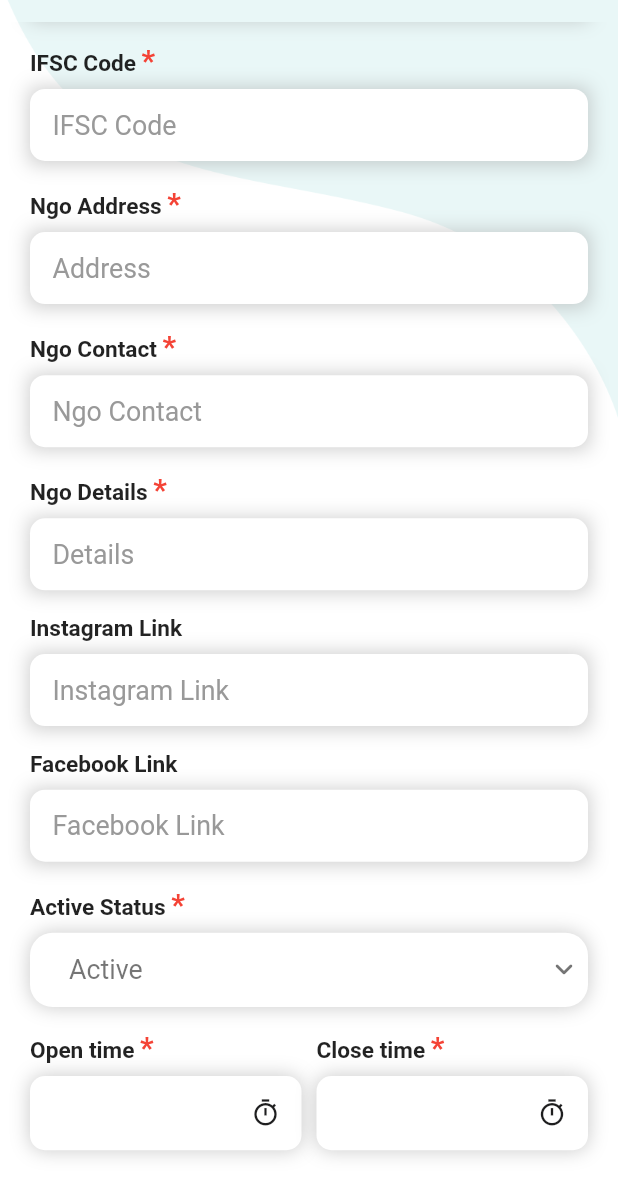
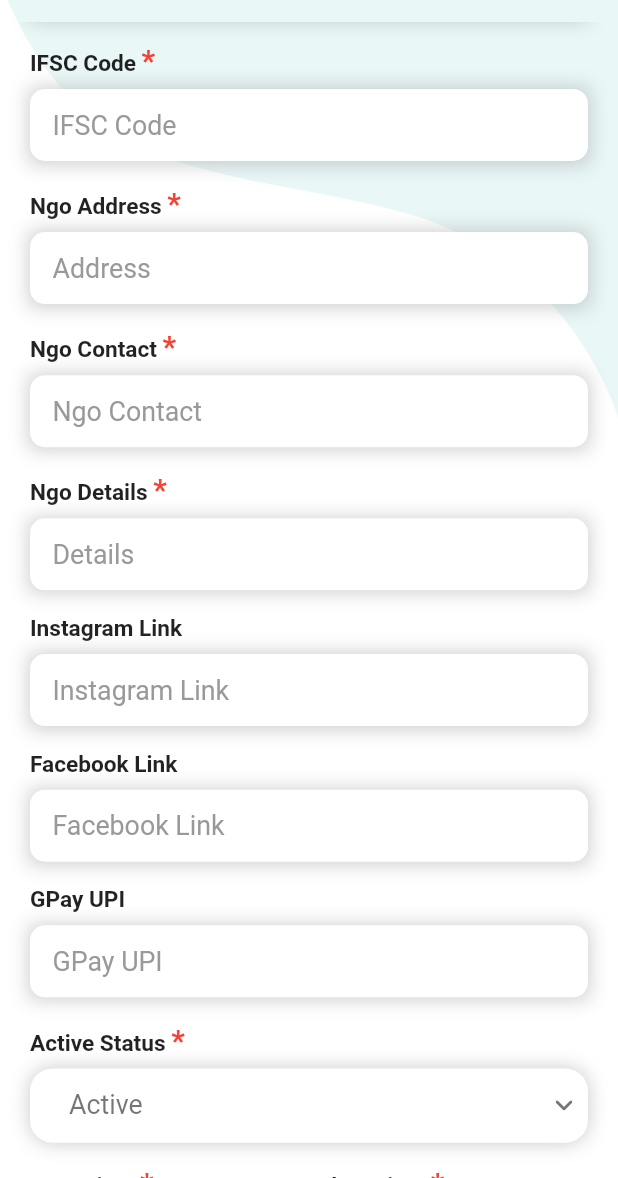
Before and after one commit to rushit5560/Pet_Met, a Flutter app: the NgoUserProfileScreen screen opened directly, scrolled down 576 dp, on a phone screen of 412 x 824 dp, the part 58-1236 px from its top. Run offline on Flutter 3.47's test engine with Material 2 defaults, Android fonts, the phone set to English and light mode, and no system bars; our stand-ins replace bubble_bottom_bar, carousel_slider, cloud_firestore, expandable, firebase_auth, firebase_core and 13 more; missing offline and left inert: datepicker_dropdown, day_night_switcher, flutter_login_facebook, razorpay_flutter, stories_editor; accounts and stored records are empty; network calls fail.

```diff
--- a/pet_met/lib/controllers/ngo_user_profile_screen_controller.dart
+++ b/pet_met/lib/controllers/ngo_user_profile_screen_controller.dart
@@ -80,6 +80,7 @@ class NgoUserProfileScreenController extends GetxController {
   var activeController = TextEditingController();
   var openTimeController = TextEditingController();
   var closeTimeController = TextEditingController();
+  var gPayController = TextEditingController();
 
   ApiHeader apiHeader = ApiHeader();
 
@@ -154,6 +155,7 @@ class NgoUserProfileScreenController extends GetxController {
         ngoApiPicture3 = allRoleProfileModel.data.data[0].image3;
         ngoApiPicture4 = allRoleProfileModel.data.data[0].image4;
         ngoApiPicture5 = allRoleProfileModel.data.data[0].image5;
+        gPayController.text = allRoleProfileModel.data.data[0].gpayupi;
 
         // ngoApiProfile
         if (allRoleProfileModel.data.data[0].image != "") {
@@ -482,6 +484,9 @@ class NgoUserProfileScreenController extends GetxController {
       request.fields['account_code'] = accountNumberController.text.trim();
       request.fields['userid'] = UserDetails.userId;
       request.fields['uid'] = UserDetails.selfId;
+      request.fields['longitude'] = UserDetails.liveLongitude;
+      request.fields['latitude'] = UserDetails.liveLatitude;
+      request.fields['gpayupi'] = gPayController.text.trim();
 
       var response = await request.send();
       log('request.files: ${request.files}');
--- a/pet_met/lib/controllers/pet_meeting_details_screen_controller.dart
+++ b/pet_met/lib/controllers/pet_meeting_details_screen_controller.dart
@@ -38,6 +38,7 @@ class PetMeetingDetailsScreenController extends GetxController {
   String dob = "";
   String details = "";
   String phoneNo = "";
+  String petOwnerProfileImage = "";
 
   late Razorpay razorpay;
 
@@ -84,6 +85,7 @@ class PetMeetingDetailsScreenController extends GetxController {
          details = getProfile.details!;
          name = getPetProfileModel.user[0].name;
          phoneNo = getPetProfileModel.user[0].phone;
+         petOwnerProfileImage = getPetProfileModel.user[0].showimg;
          log('Image: ${getProfile.image}');
 
          meetingStatus = getPetProfileModel.meettingstatus.obs;
--- a/pet_met/lib/controllers/trainers_and_users_screen_controller.dart
+++ b/pet_met/lib/controllers/trainers_and_users_screen_controller.dart
@@ -153,6 +153,7 @@ class TrainersAndUsersScreenController extends GetxController {
         trainerApiProfile3 = getTrainersProfileModel.data.data[0].image3;
         trainerApiProfile4 = getTrainersProfileModel.data.data[0].image4;
         trainerApiProfile5 = getTrainersProfileModel.data.data[0].image5;
+        gPayController.text = getTrainersProfileModel.data.data[0].gpayupi;
 
         showStatus = getTrainersProfileModel.data.showstatus.obs;
 
@@ -480,7 +481,9 @@ class TrainersAndUsersScreenController extends GetxController {
       request.fields['is_active'] = trainerStatus;
       request.fields['userid'] = UserDetails.userId;
       request.fields['uid'] = UserDetails.selfId;
-      // todo - add upi parameter
+      request.fields['longitude'] = UserDetails.liveLongitude;
+      request.fields['latitude'] = UserDetails.liveLatitude;
+      request.fields['gpayupi'] = gPayController.text.trim();
 
       var response = await request.send();
 
--- a/pet_met/lib/models/get_pet_profile_model/pet_details_model.dart
+++ b/pet_met/lib/models/get_pet_profile_model/pet_details_model.dart
@@ -128,6 +128,7 @@ class User {
   User({
     required this.id,
     required this.name,
+    required this.showimg,
     // required this.email,
     // required this.emailVerifiedAt,
     // required this.password,
@@ -151,6 +152,7 @@ class User {
 
   String id;
   String name;
+  String showimg;
   // String email;
   // dynamic emailVerifiedAt;
   // String password;
@@ -173,7 +175,8 @@ class User {
 
   factory User.fromJson(Map<String, dynamic> json) => User(
     id: json["id"] ?? "",
-    name: json["name"],
+    name: json["name"] ?? "",
+    showimg: json["showimg"] ?? "",
     // email: json["email"],
     // emailVerifiedAt: json["email_verified_at"],
     // password: json["password"],
--- a/pet_met/lib/screens/home_screen/widgets/home_screen_widgets.dart
+++ b/pet_met/lib/screens/home_screen/widgets/home_screen_widgets.dart
@@ -249,7 +249,7 @@ class PetTopListModule extends StatelessWidget {
                                       ),
                                     ),
                                     child: ClipRRect(
-                                      borderRadius: BorderRadius.circular(15),
+                                      borderRadius: BorderRadius.circular(15),//todo
                                       child: Image.network(
                                         ApiUrl.apiImagePath +
                                             "asset/uploads/product/" +
--- a/pet_met/lib/screens/login_screen/login_screen_widget.dart
+++ b/pet_met/lib/screens/login_screen/login_screen_widget.dart
@@ -175,9 +175,8 @@ class LoginModule extends StatelessWidget {
                 Expanded(
                   child: GestureDetector(
                     onTap: () async {
-                      //await controller.signInWithGoogleFunction();
-                      Fluttertoast.showToast(
-                          msg: 'This feature is coming soon');
+                      await controller.signInWithGoogleFunction();
+                      // Fluttertoast.showToast(msg: 'This feature is coming soon');
                     },
                     child: Container(
                       height: controller.size.height * 0.065,
--- a/pet_met/lib/screens/ngo_user_profile_screen/ngo_user_profile_screen.dart
+++ b/pet_met/lib/screens/ngo_user_profile_screen/ngo_user_profile_screen.dart
@@ -108,6 +108,8 @@ class NgoUserProfileScreen extends StatelessWidget {
                                     InstagramTextFieldModule(),
                                     const SizedBox(height: 15),
                                     FacebookLinkTextFieldModule(),
+                                    const SizedBox(height: 15),
+                                    NgoUpiTextFieldModule(),
                                     const SizedBox(height: 15),
                                     IsActiveTextFieldModule(),
                                     const SizedBox(height: 15),
--- a/pet_met/lib/screens/ngo_user_profile_screen/ngo_user_profile_screen_widgets.dart
+++ b/pet_met/lib/screens/ngo_user_profile_screen/ngo_user_profile_screen_widgets.dart
@@ -350,7 +350,7 @@ class NameOfNgoListModule extends StatelessWidget {
       crossAxisAlignment: CrossAxisAlignment.start,
       children: [
         Text(
-          "Name of NGO/Vet picture:",
+          "NGO/VET picture",
           style: TextStyle(
             color: themeProvider.darkTheme
                 ? AppColors.whiteColor
@@ -1542,6 +1542,51 @@ class FacebookLinkTextFieldModule extends StatelessWidget {
   }
 }
 
+class NgoUpiTextFieldModule extends StatelessWidget {
+  NgoUpiTextFieldModule({Key? key}) : super(key: key);
+  final screenController = Get.find<NgoUserProfileScreenController>();
+  DarkThemeProvider themeProvider =
+  Provider.of<DarkThemeProvider>(Get.context!);
+  @override
+  Widget build(BuildContext context) {
+    return Column(
+      children: [
+        Row(
+          mainAxisAlignment: MainAxisAlignment.start,
+          children: [
+            Text.rich(
+              TextSpan(
+                text: 'GPay UPI ',
+                style: TextStyle(fontSize: 11.sp, fontWeight: FontWeight.bold),
+                // children: const <InlineSpan>[
+                //   TextSpan(
+                //     text: '*',
+                //     style: TextStyle(
+                //         fontSize: 20,
+                //         fontWeight: FontWeight.bold,
+                //         color: Colors.red),
+                //   )
+                // ]
+              ),
+            ),
+          ],
+        ),
+        const SizedBox(height: 8),
+        CustomLightTextField(
+          readOnly: false,
+          fieldController: screenController.gPayController,
+          height: screenController.size.height * 0.05,
+          width: double.infinity,
+          hintText: "GPay UPI",
+          textInputAction: TextInputAction.next,
+          textInputType: TextInputType.text,
+          // validator: (val) => Validations().validateFacebookLink(val!),
+        ),
+      ],
+    );
+  }
+}
+
 class IsActiveTextFieldModule extends StatelessWidget {
   IsActiveTextFieldModule({Key? key}) : super(key: key);
 
--- a/pet_met/lib/screens/pet_meeting_details_screen/pet_meeting_details_screen_widgets.dart
+++ b/pet_met/lib/screens/pet_meeting_details_screen/pet_meeting_details_screen_widgets.dart
@@ -61,7 +61,6 @@ class _PetNameAndSocialMediaButtonModuleState
 
   @override
   void initState() {
-    // TODO: implement initState
     super.initState();
     screenController.razorpay = Razorpay();
     screenController.razorpay
@@ -191,7 +190,7 @@ class _PetNameAndSocialMediaButtonModuleState
                   child: Image.network(
                     ApiUrl.apiImagePath +
                         "asset/uploads/product/" +
-                        screenController.image,
+                        screenController.petOwnerProfileImage,
                     errorBuilder: (context, st, ob) {
                       return Image.asset(
                         AppImages.petMetLogoImg,
--- a/pet_met/lib/utils/api_url.dart
+++ b/pet_met/lib/utils/api_url.dart
@@ -6,6 +6,7 @@ class ApiUrl {
 
   static const loginApi = apiMainPath + "/login";
   static const registerApi = apiMainPath + "/registeruser";
+  static const socialMediaRegisterApi = apiMainPath + "/googleregisteruser";
   static const bannerApi = apiMainPath + "/banner";
   static const getAllShopApi = apiMainPath + "/getallshop";
   static const shopDetailsApi = apiMainPath + "/shopdetails";
```
Also changed, not shown: pet_met/lib/controllers/login_controller.dart (+102 -21 lines), pet_met/lib/controllers/shop_user_profile_screen_controller.dart (+6 -9 lines), pet_met/lib/models/get_all_profile_model/get_shop_profile_model.dart (+12 -0 lines), pet_met/lib/models/get_all_profile_model/get_vet_and_ngo_profile_model.dart (+12 -0 lines), pet_met/lib/models/trainers_update_profile_model/trainers_get_profile_model.dart (+12 -0 lines).
